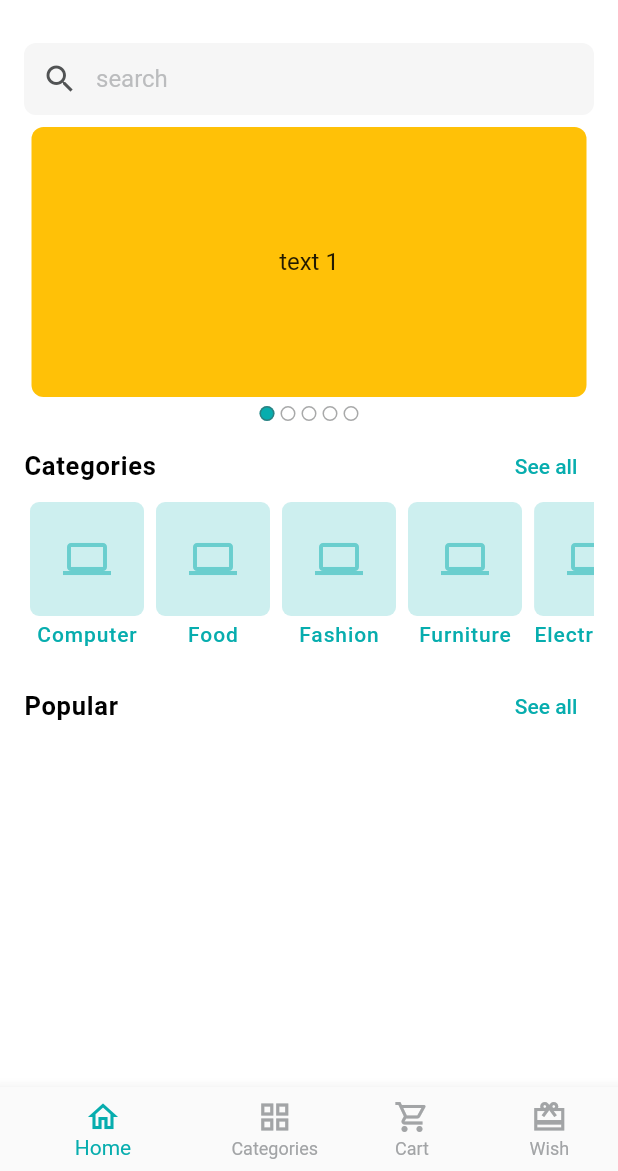
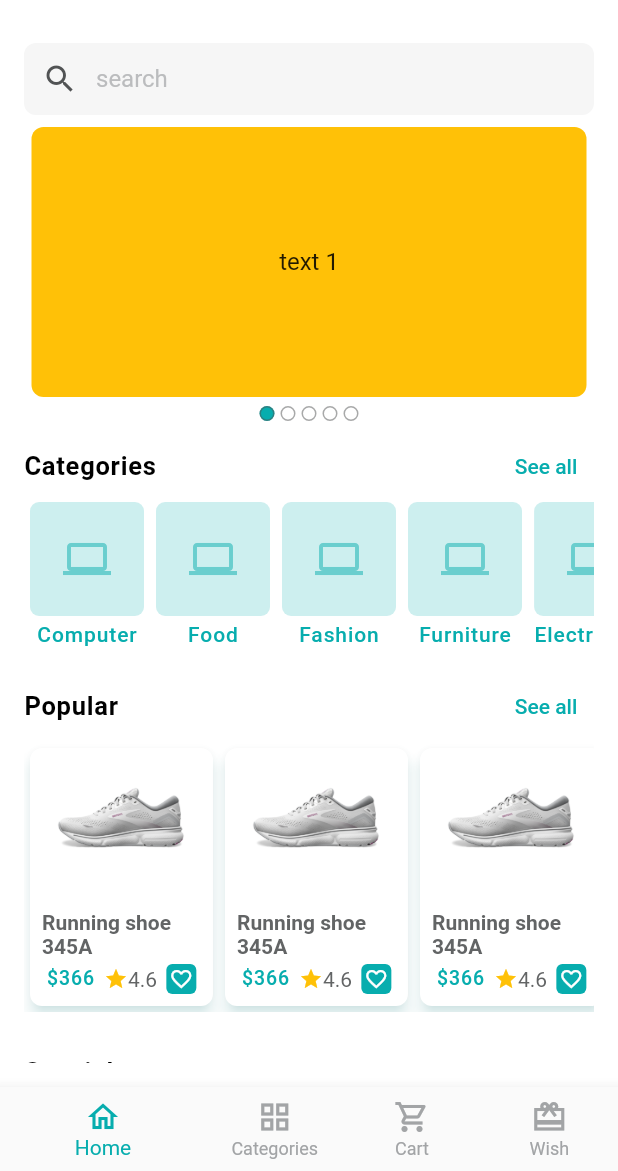
Before and after one commit to Tushar-ShahidurRahman/ecommerce_app_cbay, a Flutter app: the screen it shows after launch, on a phone screen of 412 x 824 dp, the part 65-1236 px from its top. Run offline on Flutter 3.47's test engine with Material 2 defaults, Android fonts, the phone set to English and light mode, and no system bars; drawn by our look-alikes of carousel_slider; our stand-ins replace get, pin_code_fields.

Commit message:
home screen UI design finished and Product card component added

```diff
--- /dev/null
+++ b/lib/ui_presentation_layer/custom_widgets/product_card_widget.dart
@@ -0,0 +1,90 @@
+import 'package:flutter/material.dart';
+
+import '../utils/app_color.dart';
+
+class ProductCardWidget extends StatelessWidget {
+  const ProductCardWidget({
+    super.key,
+  });
+
+  @override
+  Widget build(BuildContext context) {
+    return SizedBox(
+      width: 130,
+      child: Card(
+        elevation: 4,
+        shape: RoundedRectangleBorder(borderRadius: BorderRadius.circular(8)),
+        shadowColor: primaryColor.withOpacity(.3),
+        child: Column(
+          children: [
+            Image.asset(
+              "assets/images/demo_shoe.png",
+              height: 100,
+              width: 132,
+              fit: BoxFit.cover,
+            ),
+            Padding(
+              padding: const EdgeInsets.all(8.0),
+              child: Column(
+                children: [
+                  Text(
+                    "Running shoe 345A",
+                    style: TextStyle(
+                      color: greyColor.withOpacity(.9),
+                      fontWeight: FontWeight.w700,
+                      fontSize: 14,
+                    ),
+                  ),
+                  const SizedBox(height: 4),
+                  Row(
+                    mainAxisAlignment: MainAxisAlignment.spaceAround,
+                    children: [
+                      const Text(
+                        '\$366',
+                        style: TextStyle(
+                          color: primaryColor,
+                          fontSize: 13,
+                          fontWeight: FontWeight.w500,
+                          letterSpacing: 0.6,
+                          height: 1.2,
+                        ),
+                      ),
+                      Wrap(
+                        crossAxisAlignment: WrapCrossAlignment.center,
+                        children: [
+                          const Icon(
+                            Icons.star,
+                            size: 16,
+                            color: Colors.amber,
+                          ),
+                          Text(
+                            '4.6',
+                            style: TextStyle(
+                              color: greyColor.withOpacity(.9),
+                            ),
+                          ),
+                        ],
+                      ),
+                      Container(
+                        height: 20,
+                        width: 20,
+                        decoration: BoxDecoration(
+                            color: primaryColor,
+                            borderRadius: BorderRadius.circular(4)),
+                        child: const Icon(
+                          Icons.favorite_border,
+                          size: 16,
+                          color: Colors.white,
+                        ),
+                      )
+                    ],
+                  ),
+                ],
+              ),
+            ),
+          ],
+        ),
+      ),
+    );
+  }
+}
--- a/lib/ui_presentation_layer/screens/home_screen.dart
+++ b/lib/ui_presentation_layer/screens/home_screen.dart
@@ -1,4 +1,3 @@
-import 'package:ecommerce_app_cbay/ui_presentation_layer/utils/app_color.dart';
 import 'package:flutter/material.dart';
 
 import '../custom_widgets/home/appbar_circular_icon_button_widget.dart';
@@ -6,6 +5,7 @@ import '../custom_widgets/home/home_carousel_widget.dart';
 import '../custom_widgets/category_card_widget.dart';
 import '../custom_widgets/home/remarks_title_widget.dart';
 import '../custom_widgets/home/search_text_field.dart';
+import '../custom_widgets/product_card_widget.dart';
 
 // I didn't change this HomeScreen class to Stateful widget.
 class HomeScreen extends StatelessWidget {
@@ -31,6 +31,7 @@ class HomeScreen extends StatelessWidget {
       ),
       body: Padding(
         padding: const EdgeInsets.all(16.0),
+        child: SingleChildScrollView(
           child: Column(
             children: [
               // TextField(),
@@ -71,7 +72,54 @@ class HomeScreen extends StatelessWidget {
                 remarksName: 'Popular',
                 onTapSeeAll: () {},
               ),
+
+              SingleChildScrollView(
+                scrollDirection: Axis.horizontal,
+                child: Row(
+                  children: const [
+                    ProductCardWidget(),
+                    ProductCardWidget(),
+                    ProductCardWidget(),
+                    ProductCardWidget(),
                   ],
+                ),
+              ),
+              const SizedBox(height: 16),
+              RemarksTitleWidget(
+                remarksName: 'Special',
+                onTapSeeAll: () {},
+              ),
+
+              SingleChildScrollView(
+                scrollDirection: Axis.horizontal,
+                child: Row(
+                  children: const [
+                    ProductCardWidget(),
+                    ProductCardWidget(),
+                    ProductCardWidget(),
+                    ProductCardWidget(),
+                  ],
+                ),
+              ),
+              const SizedBox(height: 16),
+              RemarksTitleWidget(
+                remarksName: 'New',
+                onTapSeeAll: () {},
+              ),
+
+              SingleChildScrollView(
+                scrollDirection: Axis.horizontal,
+                child: Row(
+                  children: const [
+                    ProductCardWidget(),
+                    ProductCardWidget(),
+                    ProductCardWidget(),
+                    ProductCardWidget(),
+                  ],
+                ),
+              ),
+            ],
+          ),
         ),
       ),
     );
```
Also changed, not shown: assets/images/demo_shoe.png (added). Lines whose indentation alone changed are shown as unchanged.
